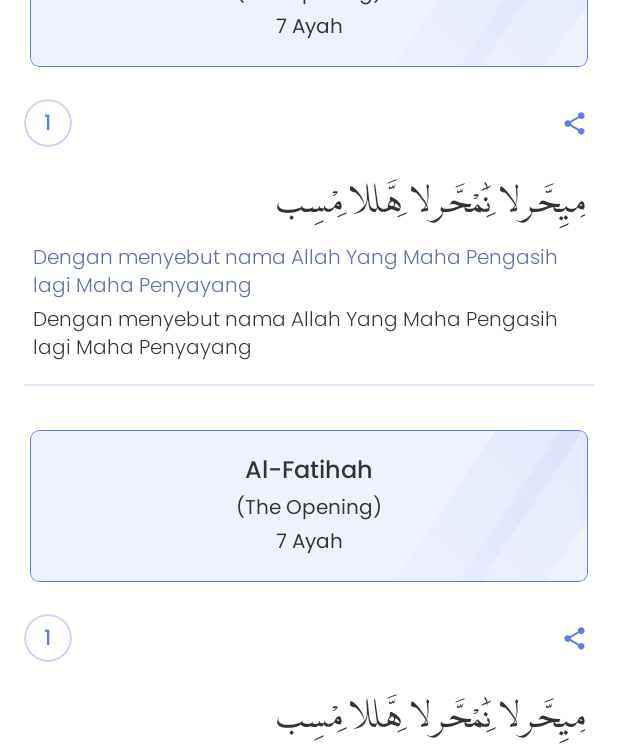
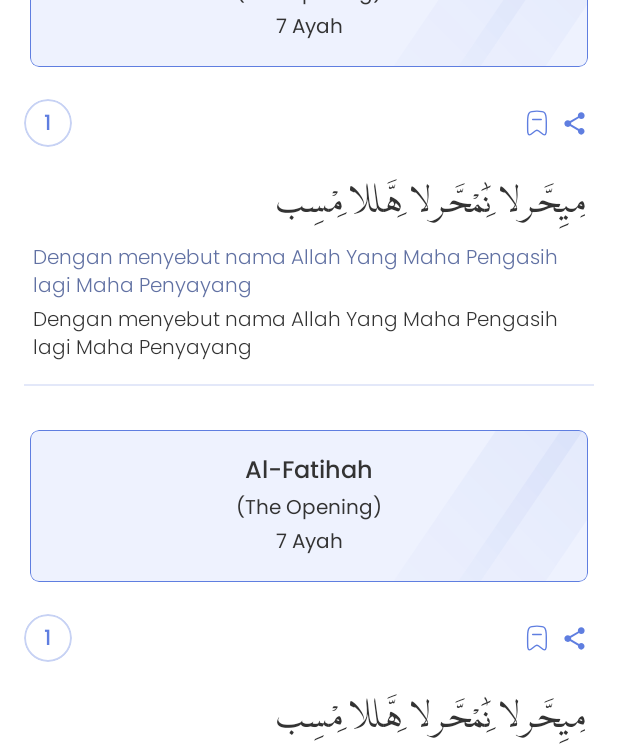
Before and after one commit to muhammadasrul/Quran, an Android app: the layout fragment_surah_detail.xml on its own in the app's theme, with its tools: preview values and no code run, on a phone screen of 412 x 824 dp. Shown: the part 201-947 px from the top of the screen. Run offline under Robolectric (Android 15) with nearby library versions, the phone set to English and light mode, and no system bars.

Commit message:
update the logic to save a verse

```diff
--- a/app/src/main/java/com/acun/quran/data/local/datastore/LastReadVerse.kt
+++ b/app/src/main/java/com/acun/quran/data/local/datastore/LastReadVerse.kt
@@ -1,6 +1,7 @@
 package com.acun.quran.data.local.datastore
 
 data class LastReadVerse(
-    val ayah: Int,
-    val surah: String
+    val surah: String,
+    val numberInSurah: Int,
+    val numberInQuran: Int
 )
--- a/app/src/main/java/com/acun/quran/data/remote/response/surah/Verse.kt
+++ b/app/src/main/java/com/acun/quran/data/remote/response/surah/Verse.kt
@@ -22,5 +22,6 @@ data class Verse(
     var surahName: String = "",
     var surahNameTranslation: String = "",
     var numberOfVerse: String = "",
-    val headerName: String = ""
+    val headerName: String = "",
+    var isBookmark: Boolean = false
 ): Parcelable
--- a/app/src/main/java/com/acun/quran/ui/home/HomeViewModel.kt
+++ b/app/src/main/java/com/acun/quran/ui/home/HomeViewModel.kt
@@ -25,7 +25,7 @@ class HomeViewModel @Inject constructor(
     val location: LiveData<Location> = _location
 
     fun getPrayer(lat: Double, long: Double) {
-        val cal = Calendar.getInstance(TimeZone.getTimeZone("Asia/Jakarta"), Locale.getDefault())
+        val cal = Calendar.getInstance()
         val month = cal.get(Calendar.MONTH)+1
         val year = cal.get(Calendar.YEAR)
         viewModelScope.launch {
--- a/app/src/main/java/com/acun/quran/ui/quran/QuranFragment.kt
+++ b/app/src/main/java/com/acun/quran/ui/quran/QuranFragment.kt
@@ -33,7 +33,7 @@ class QuranFragment : Fragment() {
         super.onViewCreated(view, savedInstanceState)
 
         viewModel.lastRead.observe(viewLifecycleOwner) {
-            binding.textViewLastAyah.text = if (it.ayah != 0) "Ayah no ${it.ayah}" else "you haven't read anything"
+            binding.textViewLastAyah.text = if (it.numberInSurah != 0) "Ayah no ${it.numberInSurah}" else "you haven't read anything"
             binding.textViewLastSurah.text = it.surah
         }
 
--- /dev/null
+++ b/app/src/main/res/drawable/ic_bookmark.xml
@@ -0,0 +1,21 @@
+<vector xmlns:android="http://schemas.android.com/apk/res/android"
+    android:width="32dp"
+    android:height="32dp"
+    android:viewportWidth="32"
+    android:viewportHeight="32">
+  <path
+      android:pathData="M15.96,3.333C7.444,3.333 6.006,4.576 6.006,14.572C6.006,25.763 5.796,28.667 7.924,28.667C10.051,28.667 13.524,23.755 15.96,23.755C18.396,23.755 21.87,28.667 23.996,28.667C26.124,28.667 25.915,25.763 25.915,14.572C25.915,4.576 24.476,3.333 15.96,3.333Z"
+      android:strokeLineJoin="round"
+      android:strokeWidth="1.5"
+      android:fillColor="#00000000"
+      android:fillType="evenOdd"
+      android:strokeColor="#000000"
+      android:strokeLineCap="round"/>
+  <path
+      android:pathData="M11.39,12.29H20.53"
+      android:strokeLineJoin="round"
+      android:strokeWidth="1.5"
+      android:fillColor="#00000000"
+      android:strokeColor="#000000"
+      android:strokeLineCap="round"/>
+</vector>
--- a/app/src/main/res/layout/item_verse_list.xml
+++ b/app/src/main/res/layout/item_verse_list.xml
@@ -152,6 +152,18 @@
     <!--        app:layout_constraintBottom_toBottomOf="@id/verseNumberContainer"-->
     <!--        app:layout_constraintEnd_toEndOf="parent"-->
     <!--        app:layout_constraintTop_toTopOf="@id/verseNumberContainer" />-->
+    <ImageButton
+        android:id="@+id/imageSave"
+        android:layout_width="20dp"
+        android:layout_height="20dp"
+        android:layout_marginEnd="6dp"
+        android:background="@null"
+        android:scaleType="fitXY"
+        android:src="@drawable/ic_bookmark"
+        app:layout_constraintBottom_toBottomOf="@id/verseNumberContainer"
+        app:layout_constraintEnd_toStartOf="@id/imageShare"
+        app:layout_constraintTop_toTopOf="@id/verseNumberContainer"
+        app:tint="@color/primary_blue" />
 
     <ImageButton
         android:id="@+id/imageShare"
```
Also changed, not shown: app/src/main/java/com/acun/quran/data/local/datastore/QuranDataStore.kt (+9 -3 lines), app/src/main/java/com/acun/quran/ui/quran/juz_detail/JuzDetailFragment.kt (+47 -34 lines), app/src/main/java/com/acun/quran/ui/quran/surah_detail/SurahDetailFragment.kt (+17 -15 lines), app/src/main/java/com/acun/quran/ui/quran/surah_detail/VerseListAdapter.kt (+32 -3 lines), app/src/main/res/drawable/ic_bookmark_active.xml (added, +17 -0 lines).
